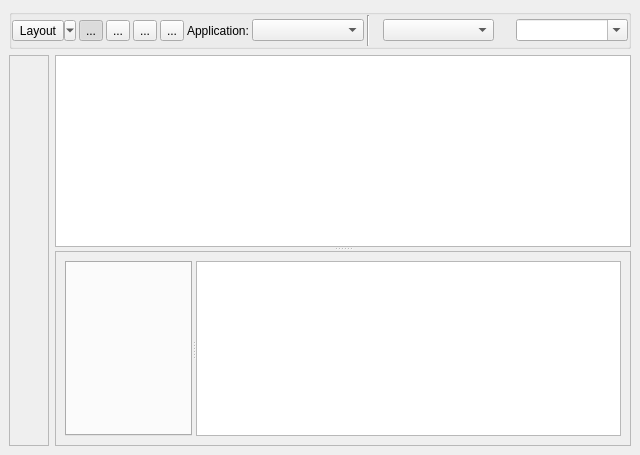
The window that trunk/maestro/gui/plugins/views/stanza_editor/StanzaEditorBase.ui (patrickhartling/maestro) describes before a commit, drawn with Qt 5.
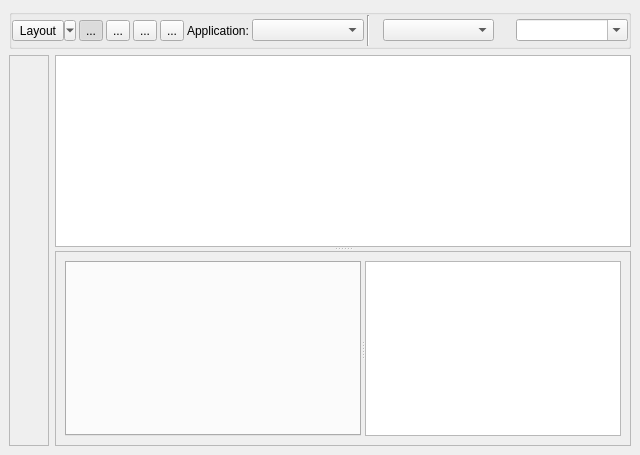
The same window after the commit. Icons and pictures are not drawn.

Commit message: - Fix the option editor layout so that the tab widget gets more space than the help window. - Add the ability for users to click on the up/down arrows in the ChildrenEditor.

What changed in the file:
```diff
--- a/trunk/maestro/gui/plugins/views/stanza_editor/StanzaEditorBase.ui
+++ b/trunk/maestro/gui/plugins/views/stanza_editor/StanzaEditorBase.ui
@@ -98,8 +98,25 @@
          <property name="orientation" >
           <enum>Qt::Horizontal</enum>
          </property>
-         <widget class="QTabWidget" native="1" name="mEditorTabWidget" />
+         <widget class="QTabWidget" name="mEditorTabWidget" >
+          <property name="sizePolicy" >
+           <sizepolicy>
+            <hsizetype>7</hsizetype>
+            <vsizetype>7</vsizetype>
+            <horstretch>4</horstretch>
+            <verstretch>0</verstretch>
+           </sizepolicy>
+          </property>
+         </widget>
          <widget class="QTextEdit" name="mHelpWidget" >
+          <property name="sizePolicy" >
+           <sizepolicy>
+            <hsizetype>7</hsizetype>
+            <vsizetype>7</vsizetype>
+            <horstretch>0</horstretch>
+            <verstretch>0</verstretch>
+           </sizepolicy>
+          </property>
           <property name="textInteractionFlags" >
            <enum>Qt::TextBrowserInteraction</enum>
           </property>
```
The commit also changes 3 other files.
